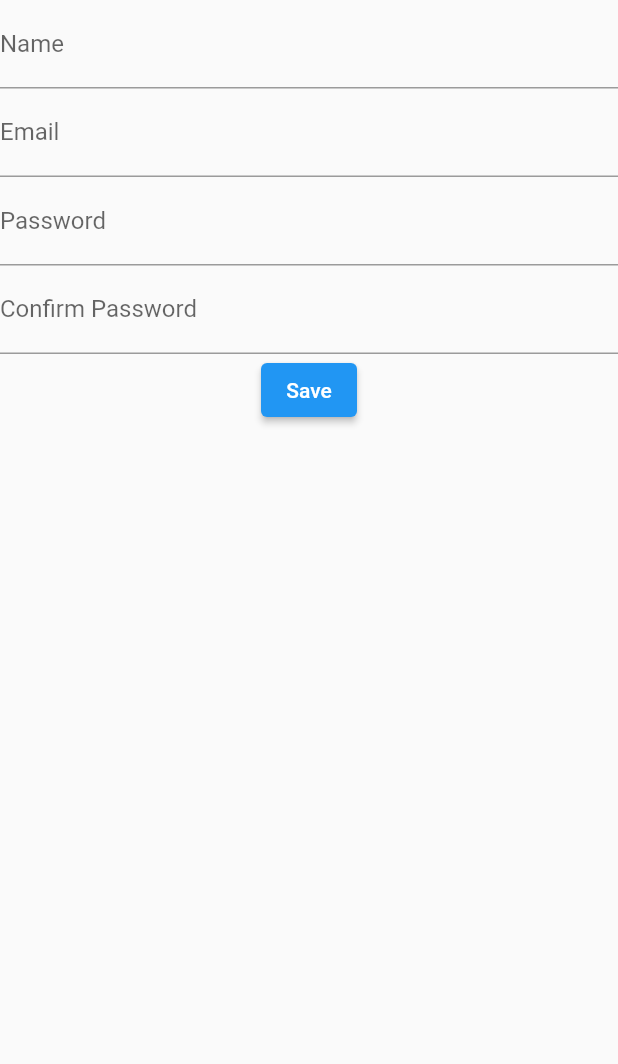
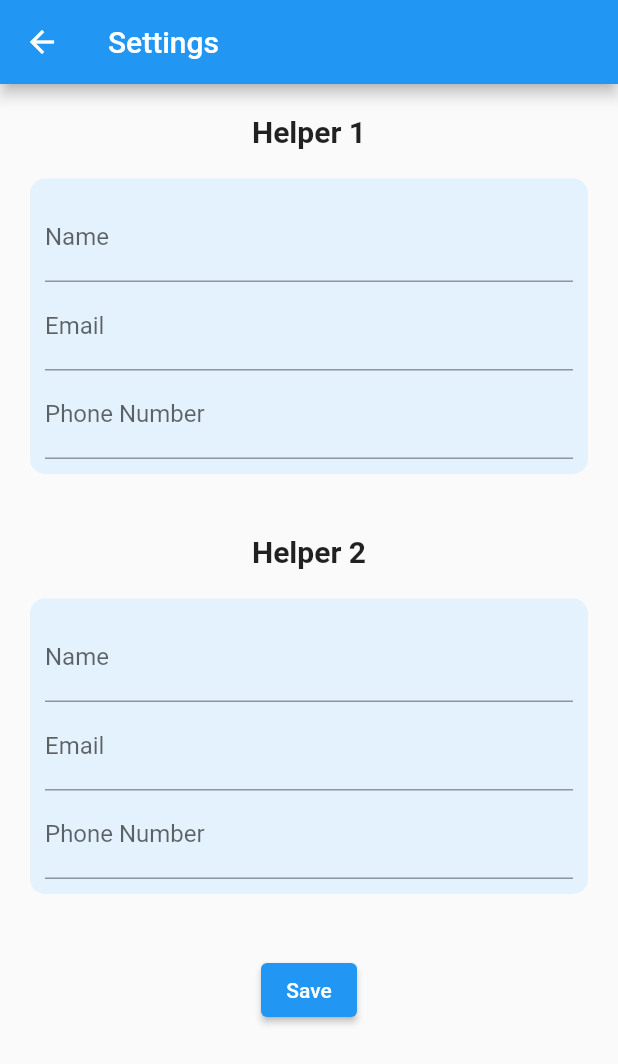
Before and after one commit to SanketSarmalkar/Stree_Kavach, a Flutter app: the Setting screen opened directly, on a phone screen of 412 x 824 dp. Shown: the top 1064 px of the screen. Run offline on Flutter 3.47's test engine with Material 2 defaults, Android fonts, the phone set to English and light mode, and no system bars; our stand-ins replace flutter_map, geocoding, get, google_maps_flutter, latlong2, location and 1 more; missing offline and left inert: app_settings, flutter_phone_direct_caller, geocode, telephony; statements that could not run were skipped.

Commit message:
settings page

```diff
--- a/lib/screens/home.dart
+++ b/lib/screens/home.dart
@@ -11,6 +11,7 @@ import 'package:stree_kavach/controller/permissions_handler.dart';
 import 'package:stree_kavach/controller/service.dart';
 import 'package:stree_kavach/screens/google_map_sample.dart';
 import 'package:stree_kavach/screens/request_access.dart';
+import 'package:stree_kavach/screens/setting.dart';
 import 'package:url_launcher/url_launcher.dart';
 
 class Home extends StatefulWidget {
@@ -40,14 +41,19 @@ class _HomeState extends State<Home> {
         ),
         body: (permissionsController.allPermissionsGranted == "0")
             ? const RequestAccess()
-            : Padding(
-                padding: const EdgeInsets.all(8.0),
+            : Container(
+                decoration: BoxDecoration(
+                  color: Colors.blue[50],
+                ),
                 child: Column(
                   crossAxisAlignment: CrossAxisAlignment.stretch,
                   mainAxisAlignment: MainAxisAlignment.spaceEvenly,
                   children: [
-                    LocationScreen(
-                      mapController: myController,
+                    Padding(
+                      padding: const EdgeInsets.all(16.0),
+                      child: LocationScreen(
+                        mapController: myController,
+                      ),
                     ),
                     Padding(
                       padding: const EdgeInsets.all(16.0),
@@ -77,6 +83,7 @@ class _HomeState extends State<Home> {
                       ),
                     ),
                     Row(
+                      mainAxisAlignment: MainAxisAlignment.spaceEvenly,
                       children: [
                         Padding(
                           padding: const EdgeInsets.all(8.0),
@@ -98,11 +105,19 @@ class _HomeState extends State<Home> {
                               // myController.latLngToScreenPoint(
                               //     LatLng(service.latitude, service.longitude));
                             },
-                            child: const Text("Current Location",
-                                style: TextStyle(
-                                    color: Colors.white,
-                                    fontSize: 20,
-                                    fontWeight: FontWeight.bold)),
+                            child: Row(
+                              children: const [
+                                Padding(
+                                  padding: EdgeInsets.all(8.0),
+                                  child: Text("Current Location",
+                                      style: TextStyle(
+                                          color: Colors.white,
+                                          fontSize: 15,
+                                          fontWeight: FontWeight.bold)),
+                                ),
+                                Icon(Icons.location_on, color: Colors.white),
+                              ],
+                            ),
                           ),
                         ),
                         Padding(
@@ -115,7 +130,9 @@ class _HomeState extends State<Home> {
                             ),
                             height: 50,
                             color: Colors.blue[400],
-                            onPressed: () {},
+                            onPressed: () {
+                              Get.to(() => const Setting());
+                            },
                             child: Row(
                               children: const [
                                 Padding(
@@ -123,7 +140,7 @@ class _HomeState extends State<Home> {
                                   child: Text("Settings",
                                       style: TextStyle(
                                           color: Colors.white,
-                                          fontSize: 20,
+                                          fontSize: 15,
                                           fontWeight: FontWeight.bold)),
                                 ),
                                 Icon(
--- a/lib/screens/setting.dart
+++ b/lib/screens/setting.dart
@@ -6,36 +6,101 @@ class Setting extends StatelessWidget {
   @override
   Widget build(BuildContext context) {
     return Scaffold(
+      appBar: AppBar(
+        title: const Text("Settings"),
+      ),
       body: Form(
+        child: Column(
+          mainAxisAlignment: MainAxisAlignment.start,
+          children: [
+            Padding(
+              padding: const EdgeInsets.only(top: 20),
+              child: Container(
+                alignment: Alignment.center,
+                child: const Text("Helper 1",
+                    style:
+                        TextStyle(fontSize: 20, fontWeight: FontWeight.bold)),
+              ),
+            ),
+            Padding(
+              padding: const EdgeInsets.all(20.0),
+              child: Container(
+                padding: const EdgeInsets.all(10.0),
+                decoration: BoxDecoration(
+                  color: Colors.blue[50],
+                  borderRadius: BorderRadius.circular(10),
+                ),
                 child: Column(
                   children: [
                     TextFormField(
-              decoration: InputDecoration(
+                      decoration: const InputDecoration(
                         labelText: "Name",
                         hintText: "Enter your name",
                       ),
                     ),
                     TextFormField(
-              decoration: InputDecoration(
+                      decoration: const InputDecoration(
                         labelText: "Email",
                         hintText: "Enter your email",
                       ),
                     ),
                     TextFormField(
-              decoration: InputDecoration(
-                labelText: "Password",
-                hintText: "Enter your password",
+                      decoration: const InputDecoration(
+                        labelText: "Phone Number",
+                        hintText: "Enter your phone number",
+                      ),
+                    ),
+                  ],
+                ),
+              ),
+            ),
+            Padding(
+              padding: const EdgeInsets.only(top: 20),
+              child: Container(
+                alignment: Alignment.center,
+                child: const Text("Helper 2",
+                    style:
+                        TextStyle(fontSize: 20, fontWeight: FontWeight.bold)),
+              ),
+            ),
+            Padding(
+              padding: const EdgeInsets.all(20.0),
+              child: Container(
+                padding: const EdgeInsets.all(10.0),
+                decoration: BoxDecoration(
+                  color: Colors.blue[50],
+                  borderRadius: BorderRadius.circular(10),
+                ),
+                child: Column(
+                  children: [
+                    TextFormField(
+                      decoration: const InputDecoration(
+                        labelText: "Name",
+                        hintText: "Enter your name",
                       ),
                     ),
                     TextFormField(
-              decoration: InputDecoration(
-                labelText: "Confirm Password",
-                hintText: "Enter your confirm password",
+                      decoration: const InputDecoration(
+                        labelText: "Email",
+                        hintText: "Enter your email",
                       ),
                     ),
-            ElevatedButton(
+                    TextFormField(
+                      decoration: const InputDecoration(
+                        labelText: "Phone Number",
+                        hintText: "Enter your phone number",
+                      ),
+                    ),
+                  ],
+                ),
+              ),
+            ),
+            Padding(
+              padding: const EdgeInsets.only(top: 20),
+              child: ElevatedButton(
                 onPressed: () {},
-              child: Text("Save"),
+                child: const Text("Save"),
+              ),
             ),
           ],
         ),
```
Lines whose indentation alone changed are shown as unchanged.
